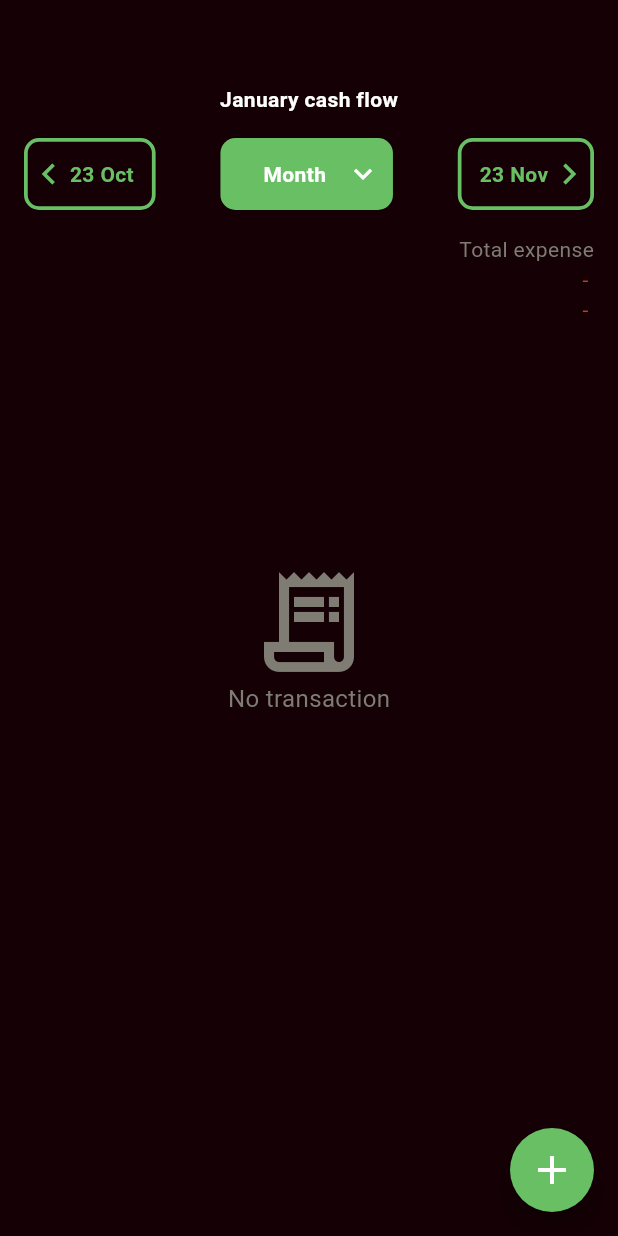
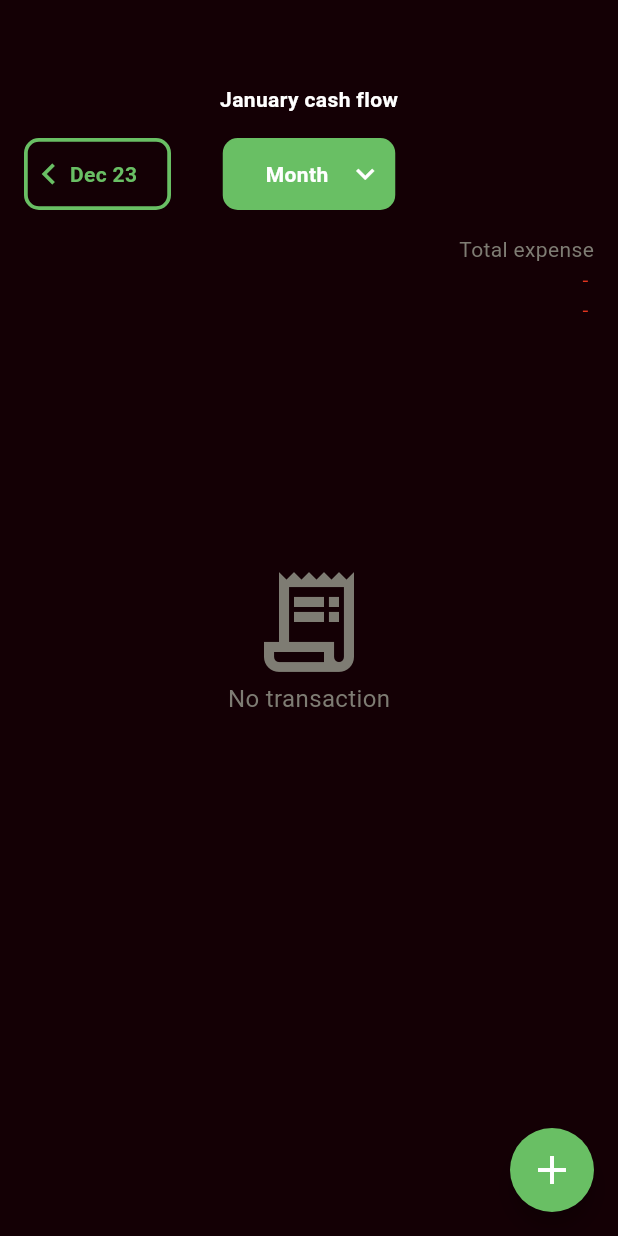
Before and after one commit to limkimsan/flutter_xspend, a Flutter app: the HomeView screen opened directly with empty values, on a phone screen of 412 x 824 dp. Run offline on Flutter 3.47's test engine with Material 3 defaults, Android fonts, the phone set to English and light mode, and no system bars; our stand-ins replace dotted_border, email_validator, equatable, fl_chart, flutter_bloc, flutter_dotenv and 7 more; accounts and stored records are empty; generated files the repository leaves out were written again.

Commit message:
Allow to switch selected date by month and apply validation for the foward button

```diff
--- a/lib/src/home/home_transaction_duration.dart
+++ b/lib/src/home/home_transaction_duration.dart
@@ -4,6 +4,7 @@ import 'package:shared_preferences/shared_preferences.dart';
 
 import 'package:flutter_xspend/src/constants/colors.dart';
 import 'transaction_duration_picker.dart';
+import 'package:flutter_xspend/src/utils/datetime_util.dart';
 
 class HomeTransactionDuration extends StatefulWidget {
   const HomeTransactionDuration({super.key});
@@ -14,6 +15,8 @@ class HomeTransactionDuration extends StatefulWidget {
 
 class _HomeTransactionDurationState extends State<HomeTransactionDuration> {
   String? label;
+  DateTime selectedDate = DateTime.now();
+  String durationType = 'month';
 
   @override
   void initState() {
@@ -39,9 +42,14 @@ class _HomeTransactionDurationState extends State<HomeTransactionDuration> {
   @override
   Widget build(BuildContext context) {
     Widget monthSwitcherBtn(label, isBackward) {
+      if (durationType != 'month' || (!isBackward && !DateTimeUtil.ableMoveNextMonth(selectedDate))) {
+        return const SizedBox(width: 98);
+      }
+
       return Container(
         padding: EdgeInsets.fromLTRB(isBackward ? 0 : 12, 0, isBackward ? 12 : 0, 0),
         height: 48,
+        width: 98,
         decoration: BoxDecoration(
           border: Border.all(width: 2.5, color: primary),
           borderRadius: BorderRadius.circular(10),
@@ -51,7 +59,7 @@ class _HomeTransactionDurationState extends State<HomeTransactionDuration> {
             if (isBackward)
               const Icon(Icons.chevron_left, color: primary, size: 28),
             Text(
-              label,
+              DateFormat('MMM yy').format(label),
               style: const TextStyle(color: primary, fontWeight: FontWeight.bold),
             ),
             if (!isBackward)
@@ -61,8 +69,17 @@ class _HomeTransactionDurationState extends State<HomeTransactionDuration> {
       );
     }
 
+    void changeTransMonth(type) {
+      if (type == 'forward' && !DateTimeUtil.ableMoveNextMonth(selectedDate)) {
+        return;
+      }
+      setState(() {
+        selectedDate = DateTimeUtil.switchDateByMonth(type, selectedDate);
+      });
+      print('==== selected date = $selectedDate');
+    }
+
     return Container(
-      // padding: const EdgeInsets.all(16),
       padding: const EdgeInsets.symmetric(horizontal: 16),
       child: Column(
         children: [
@@ -77,11 +94,22 @@ class _HomeTransactionDurationState extends State<HomeTransactionDuration> {
             mainAxisAlignment: MainAxisAlignment.spaceBetween,
             children: [
               InkWell(
-                child: monthSwitcherBtn('23 Oct', true),
+                onTap: () {changeTransMonth('backward');},
+                child: monthSwitcherBtn(
+                  DateTimeUtil.switchDateByMonth('backward', selectedDate),
+                  true
+                ),
               ),
-              TransactionDurationPicker(onDurationChanged: () { loadPrefixLabel(); },),
+              TransactionDurationPicker(onDurationChanged: (selectedDuration) {
+                durationType = selectedDuration;
+                loadPrefixLabel();
+              }),
               InkWell(
-                child: monthSwitcherBtn('23 Nov', false)
+                onTap: () {changeTransMonth('forward');},
+                child: monthSwitcherBtn(
+                  DateTimeUtil.switchDateByMonth('forward', selectedDate),
+                  false
+                )
               ),
             ],
           ),
--- a/lib/src/home/transaction_duration_picker.dart
+++ b/lib/src/home/transaction_duration_picker.dart
@@ -11,7 +11,7 @@ import 'package:flutter_xspend/src/new_transaction/transaction_controller.dart';
 class TransactionDurationPicker extends StatefulWidget {
   const TransactionDurationPicker({super.key, required this.onDurationChanged});
 
-  final Function() onDurationChanged;
+  final Function(String selectedDuration) onDurationChanged;
 
   @override
   State<TransactionDurationPicker> createState() => _TransactionDurationPickerState();
@@ -40,7 +40,7 @@ class _TransactionDurationPickerState extends State<TransactionDurationPicker> {
     final SharedPreferences prefs = await SharedPreferences.getInstance();
     await prefs.setString('TRANSACTION_DURATION', duration);
     reloadTransactionList();
-    widget.onDurationChanged();
+    widget.onDurationChanged(selectedDuration);
   }
 
   void reloadTransactionList() {
--- a/lib/src/utils/datetime_util.dart
+++ b/lib/src/utils/datetime_util.dart
@@ -9,4 +9,30 @@ class DateTimeUtil {
     DateTime startOfNextMonth = DateTime(now.year, monthIndex + 1, 1);
     return startOfNextMonth.subtract(const Duration(days: 1));
   }
+
+  static switchDateByMonth(type, selectedDate) {
+    int currentYear = selectedDate.year;
+    int currentMonth = selectedDate.month;
+    DateTime newDate = DateTime.now();
+
+    if (type == 'backward') {
+      int previousMonth = currentMonth == 1 ? 12 : currentMonth -1;
+      int previousYear = currentMonth == 1 ? currentYear - 1 : currentYear;
+      newDate = DateTime(previousYear, previousMonth);
+    }
+    else {
+      int nextMonth = currentMonth == 12 ? 1 : currentMonth + 1;
+      int nextYear = currentMonth == 12 ? currentYear + 1 : currentYear;
+      newDate = DateTime(nextYear, nextMonth);
+    }
+    return newDate;
+  }
+
+  static ableMoveNextMonth(DateTime selectedDate) {
+    DateTime now = DateTime.now();
+    if (selectedDate.month == now.month && selectedDate.year == now.year) {
+      return false;
+    }
+    return true;
+  }
 }
```
